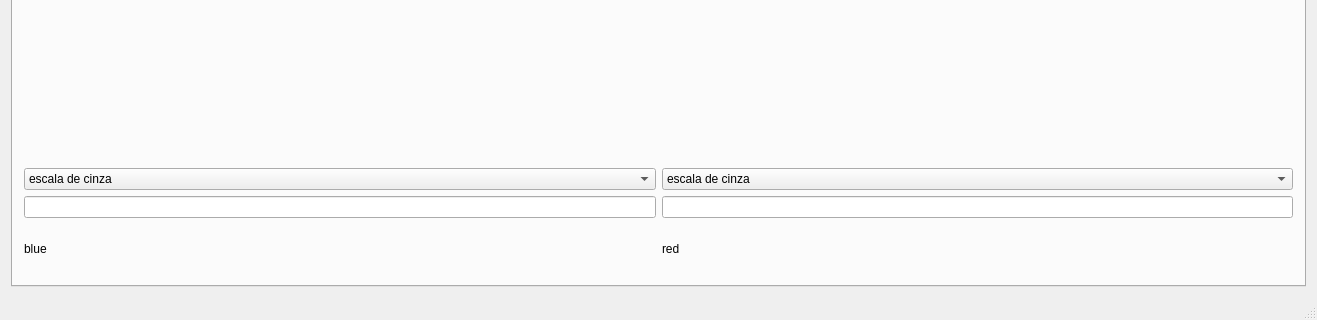
Qt form Software-Qt/mainwindow.ui (EngineeringLibrary/BCN3D) before a commit; both pictures show x 0 to 1317 and y 431 to 751 of the 1317 by 751 pixel window.
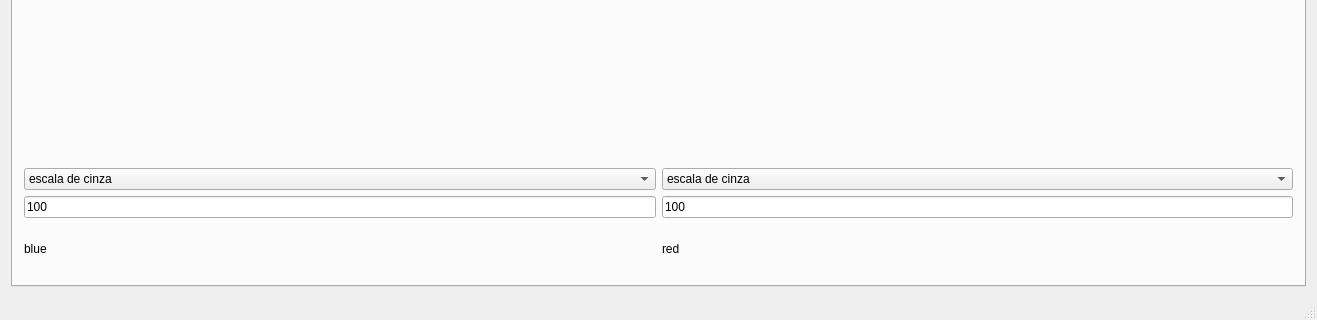
The same form after that commit.

Diff of the .ui file:
```diff
--- a/Software-Qt/mainwindow.ui
+++ b/Software-Qt/mainwindow.ui
@@ -55,7 +55,11 @@
         <item row="0" column="0">
          <layout class="QGridLayout" name="gridLayout_3">
           <item row="4" column="1">
-           <widget class="QLineEdit" name="line_red"/>
+           <widget class="QLineEdit" name="line_red">
+            <property name="text">
+             <string>100</string>
+            </property>
+           </widget>
           </item>
           <item row="1" column="0" colspan="2">
            <layout class="QHBoxLayout" name="horizontalLayout_2">
@@ -76,7 +80,11 @@
            </layout>
           </item>
           <item row="4" column="0">
-           <widget class="QLineEdit" name="line_blue"/>
+           <widget class="QLineEdit" name="line_blue">
+            <property name="text">
+             <string>100</string>
+            </property>
+           </widget>
           </item>
           <item row="0" column="0" colspan="2">
            <widget class="QLabel" name="label_before">
```
Left out of the diff: 22 changed lines with no effect on the pictures.
